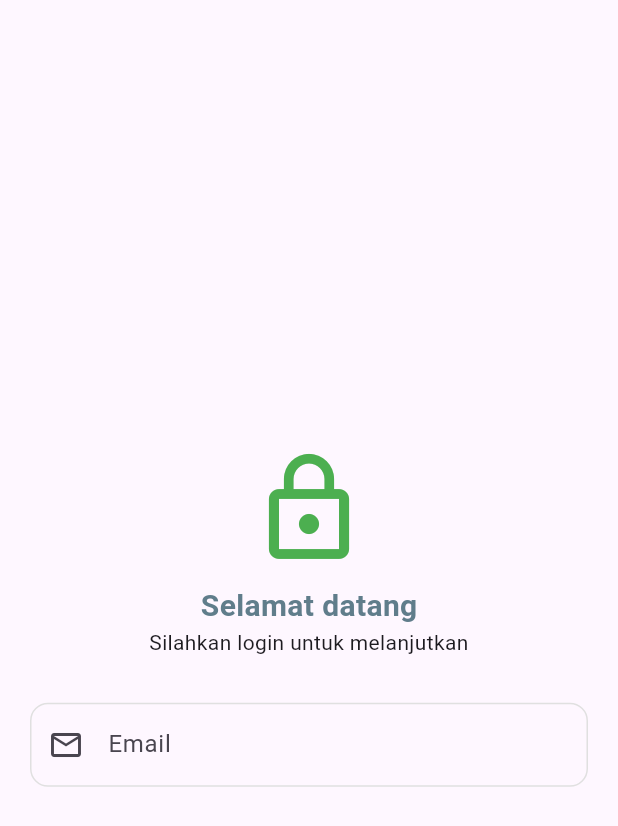
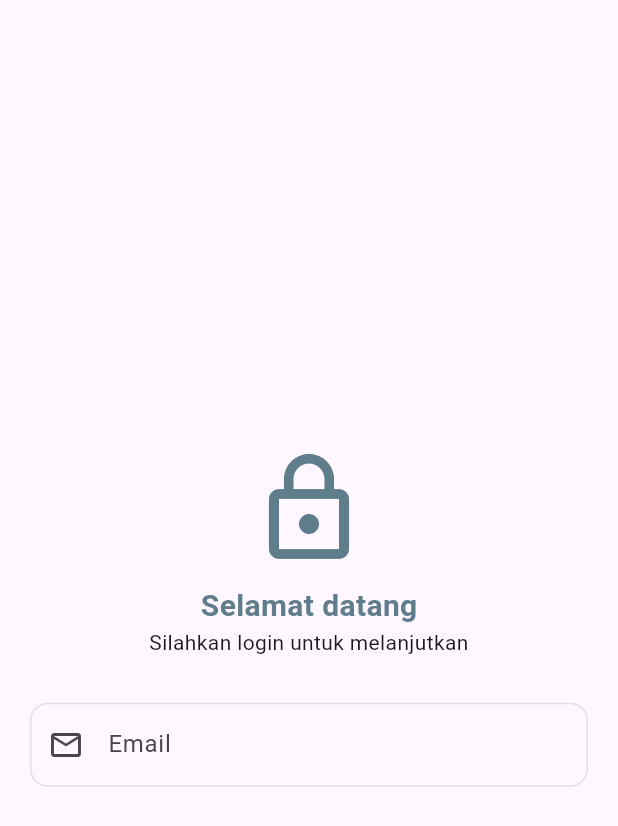
Before and after one commit to adityaaji03/-KB1179-1123150023-uts-, a Flutter app: the SplashScreen3 screen opened directly, after a tap on "Continue", on a phone screen of 412 x 824 dp. Shown: the top 826 px of the screen. Run offline on Flutter 3.47's test engine with Material 3 defaults, Android fonts, the light colour scheme and no system bars.

Commit message:
mengubah icon lock jadi biru abu

```diff
--- a/lib/screens/login.dart
+++ b/lib/screens/login.dart
@@ -19,7 +19,7 @@ class Login extends StatelessWidget {
               child: Column(
               mainAxisAlignment: MainAxisAlignment.center,
               children:  [
-                Icon(Icons.lock_outline, size: 80, color: Colors.green),
+                Icon(Icons.lock_outline, size: 80, color: Colors.blueGrey),
                 SizedBox(height: 10),
                 Text(
                   "Selamat datang",
```
